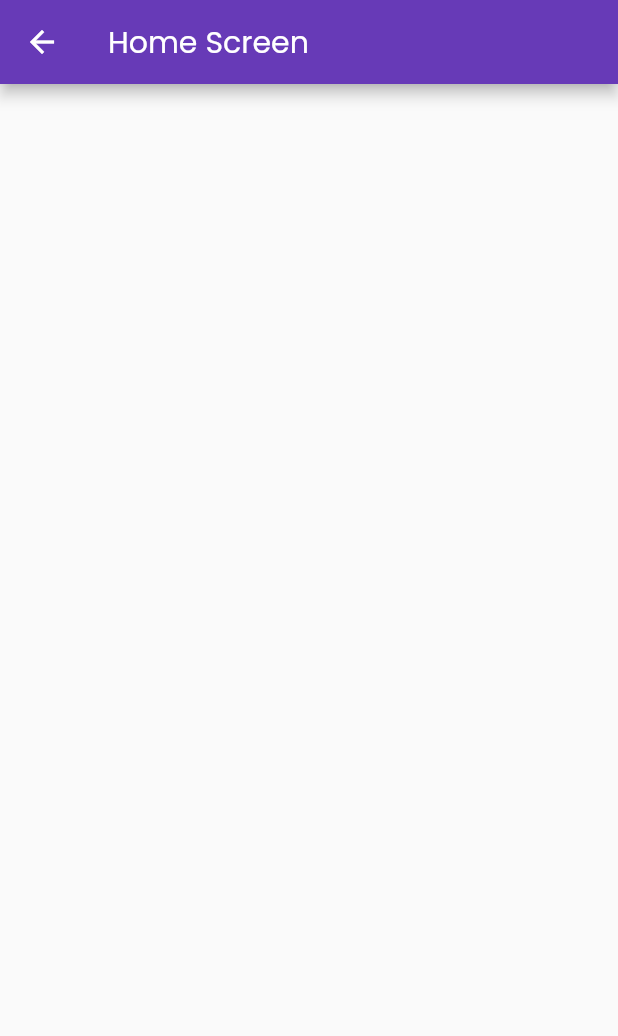
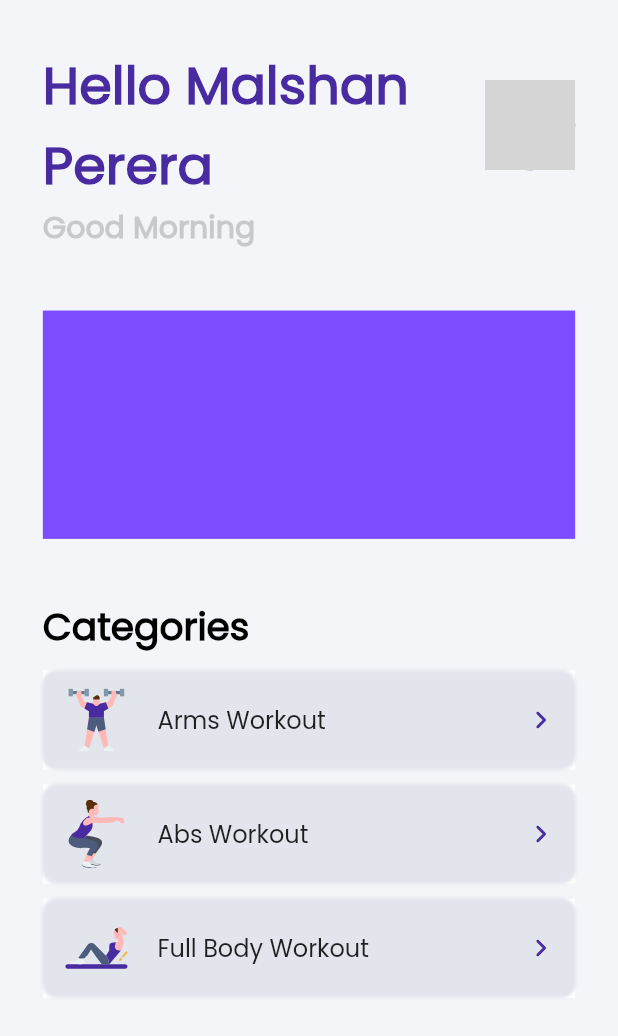
Before and after one commit to MalshanPerera/flex, a Flutter app: the HomeScreen screen opened directly, on a phone screen of 412 x 824 dp. Shown: the top 1036 px of the screen. Run offline on Flutter 3.47's test engine with Material 2 defaults, Android fonts, the light colour scheme and no system bars; our stand-ins replace another_flushbar, cloud_firestore, dots_indicator, event_bus, firebase_auth, firebase_core and 5 more; missing offline and left inert: firebase_auth_platform_interface; accounts and stored records are empty; network calls fail; grey boxes are pictures that could not be loaded.

Commit message:
Home screen and Updated read me with gamification elements

```diff
--- a/lib/helper/app_assets.dart
+++ b/lib/helper/app_assets.dart
@@ -1,2 +1,6 @@
 const String INDOOR_BIKE = 'assets/images/indoor_bike.svg';
 const String LANDING_PAGE_PICTURE = 'assets/images/landing_page_pic.svg';
+
+const String ABS_WORKOUT = 'assets/images/abs_workout.svg';
+const String ARMS_WORKOUT = 'assets/images/arms_workout.svg';
+const String FULL_BODY_WORKOUT = 'assets/images/full_body_workout.svg';
--- a/lib/screens/home_screen.dart
+++ b/lib/screens/home_screen.dart
@@ -1,4 +1,8 @@
+import 'package:flex/helper/app_assets.dart';
+import 'package:flex/helper/app_colors.dart';
+import 'package:flex/helper/app_utils.dart';
 import 'package:flutter/material.dart';
+import 'package:flutter_svg/flutter_svg.dart';
 
 class HomeScreen extends StatefulWidget {
   @override
@@ -6,14 +10,148 @@ class HomeScreen extends StatefulWidget {
 }
 
 class _HomeScreenState extends State<HomeScreen> {
+
+  final GlobalKey<ScaffoldState> _scaffoldKey = GlobalKey<ScaffoldState>();
+
+  List<Map<String, dynamic>> _categoryList = [
+    {
+      'image': ARMS_WORKOUT,
+      'title': 'Arms Workout',
+    },
+    {
+      'image': ABS_WORKOUT,
+      'title': 'Abs Workout',
+    },
+    {
+      'image': FULL_BODY_WORKOUT,
+      'title': 'Full Body Workout',
+    },
+  ];
+
   @override
   Widget build(BuildContext context) {
-    return Scaffold(
-      appBar: AppBar(
-        title: Text(
-          "Home Screen",
+    return Container(
+      color: BACKGROUND_COLOR,
+      child: SafeArea(
+        child: Scaffold(
+          key: _scaffoldKey,
+          backgroundColor: BACKGROUND_COLOR,
+          drawer: Drawer(),
+          body: Padding(
+            padding: EdgeInsets.only(left: Utils.getDesignWidth(26), top: Utils.getDesignHeight(20.0), right: Utils.getDesignWidth(26)),
+            child: Column(
+              crossAxisAlignment: CrossAxisAlignment.start,
+              children: [
+                Padding(
+                  padding: EdgeInsets.only(top: Utils.getDesignHeight(10.0)),
+                  child: Row(
+                    mainAxisAlignment: MainAxisAlignment.spaceBetween,
+                    children: [
+                      Expanded(
+                        child: Text(
+                          "Hello Malshan Perera",
+                          style: Theme.of(context).primaryTextTheme.bodyText1.copyWith(
+                            fontWeight: FontWeight.bold,
+                            fontSize: 35.0,
+                          ),
+                          overflow: TextOverflow.fade,
+                        ),
+                      ),
+                      CircleAvatar(
+                        radius: 30.0,
+                        backgroundImage:
+                        NetworkImage("https://images.squarespace-cdn.com/content/54b7b93ce4b0a3e130d5d232/1519987165674-QZAGZHQWHWV8OXFW6KRT/icon.png?content-type=image%2Fpng"),
+                        backgroundColor: PRIMARY_COLOR,
+                      ),
+                    ],
+                  ),
+                ),
+                Text(
+                  _greeting(),
+                  style: Theme.of(context).primaryTextTheme.bodyText1.copyWith(
+                    fontWeight: FontWeight.bold,
+                    fontSize: 20.0,
+                    color: Colors.grey.withOpacity(0.5),
+                  ),
+                ),
+                Container(
+                  margin: EdgeInsets.only(top: Utils.getDesignHeight(40.0),),
+                  height: Utils.getDesignHeight(150),
+                  width: double.infinity,
+                  color: Colors.deepPurpleAccent,
+                ),
+                Padding(
+                  padding: EdgeInsets.only(top: Utils.getDesignHeight(40.0)),
+                  child: Text(
+                    "Categories",
+                    style: Theme.of(context).primaryTextTheme.bodyText1.copyWith(
+                      fontWeight: FontWeight.bold,
+                      fontSize: 25.0,
+                      color: Colors.black,
+                    ),
+                  ),
+                ),
+                Expanded(
+                  child: ListView.builder(
+                    itemCount: _categoryList.length,
+                    itemBuilder: (BuildContext context, index){
+                      return _categoriesListTile(
+                        image: _categoryList[index]['image'],
+                        title: _categoryList[index]['title'],
+                      );
+                  }),
+                ),
+              ],
+            ),
+          ),
         ),
       ),
     );
   }
+
+  Widget _categoriesListTile({String image, String title}){
+    return Container(
+      decoration: BoxDecoration(
+        borderRadius: BorderRadius.all(Radius.circular(10.0)),
+        boxShadow: [
+          BoxShadow(
+            color: SHADOW_COLOR,
+            offset: Offset(0, 0),
+            blurRadius: 1,
+          ),
+        ],
+      ),
+      margin: const EdgeInsets.only(top: 10.0),
+      child: ClipRRect(
+        borderRadius: BorderRadius.all(Radius.circular(10.0)),
+        child: ListTile(
+          tileColor: Colors.white,
+          contentPadding: EdgeInsets.only(
+            left: Utils.getDesignWidth(10.0),
+            top: Utils.getDesignHeight(5.0),
+            right: Utils.getDesignWidth(10.0),
+            bottom: Utils.getDesignHeight(5.0),
+          ),
+          leading: SvgPicture.asset(
+            image,
+            height: Utils.getDesignHeight(45),
+            width: Utils.getDesignWidth(45),
+          ),
+          title: Text(title),
+          trailing: Icon(Icons.chevron_right_rounded, color: PRIMARY_COLOR,),
+        ),
+      ),
+    );
+  }
+
+  String _greeting() {
+    var hour = DateTime.now().hour;
+    if (hour < 12) {
+      return 'Good Morning';
+    }
+    if (hour < 17) {
+      return 'Good Afternoon';
+    }
+    return 'Good Evening';
+  }
 }
--- /dev/null
+++ b/lib/screens/user_screens/content_screen.dart
@@ -0,0 +1,19 @@
+import 'package:flex/helper/app_colors.dart';
+import 'package:flutter/material.dart';
+
+class ContentScreen extends StatefulWidget {
+  @override
+  _ContentScreenState createState() => _ContentScreenState();
+}
+
+class _ContentScreenState extends State<ContentScreen> {
+  @override
+  Widget build(BuildContext context) {
+    return Container(
+      color: BACKGROUND_COLOR,
+      child: SafeArea(
+        child: Scaffold(),
+      ),
+    );
+  }
+}
```
Also changed, not shown: assets/images/abs_workout.svg (added), assets/images/arms_workout.svg (added), assets/images/full_body_workout.svg (added), lib/bloc/content_bloc.dart (added), 1 other file.
